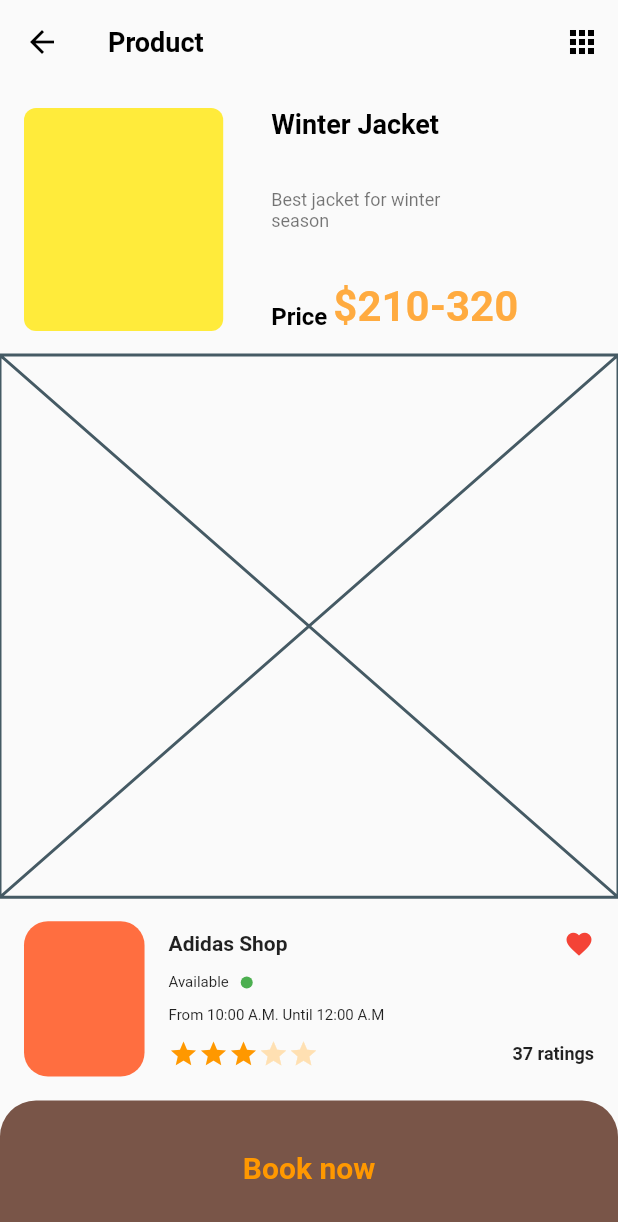
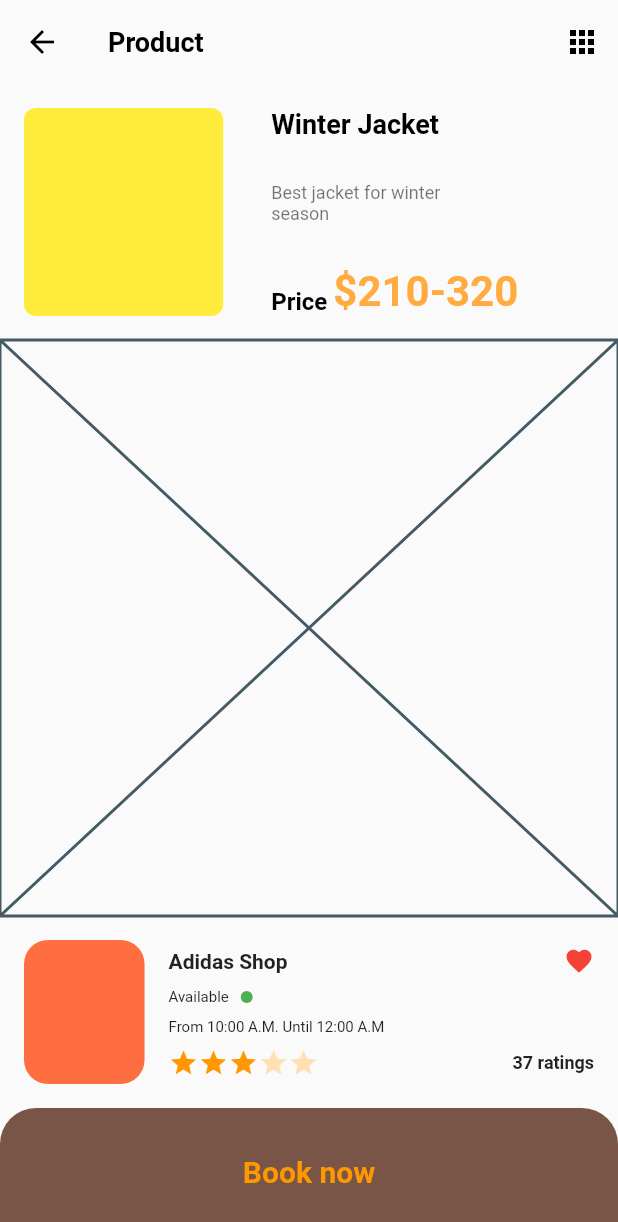
Before and after one commit to JAICHANGPARK/flutter_notebook_the_third_story, a Flutter app: the ProductPage screen opened directly, on a phone screen of 412 x 824 dp. Shown: the top 1222 px of the screen. Run offline on Flutter 3.47's test engine with Material 2 defaults, Android fonts, the phone set to English and light mode, and no system bars; our stand-ins replace badges, dotted_border, fl_chart, page_transition, percent_indicator; network calls fail.

Commit message:
Update product_page.dart

```diff
--- a/lib/travel_store_app/product_page.dart
+++ b/lib/travel_store_app/product_page.dart
@@ -97,7 +97,7 @@ class _ProductPageState extends State<ProductPage> {
             ),
           ),
           Expanded(
-            flex: 8,
+            flex: 9,
             child: Placeholder(),
           ),
           Expanded(
```
